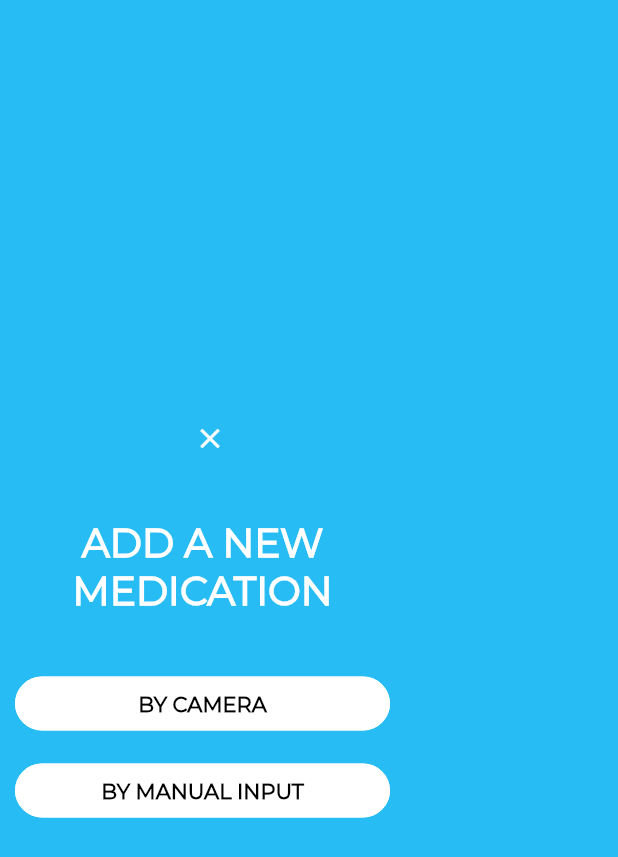
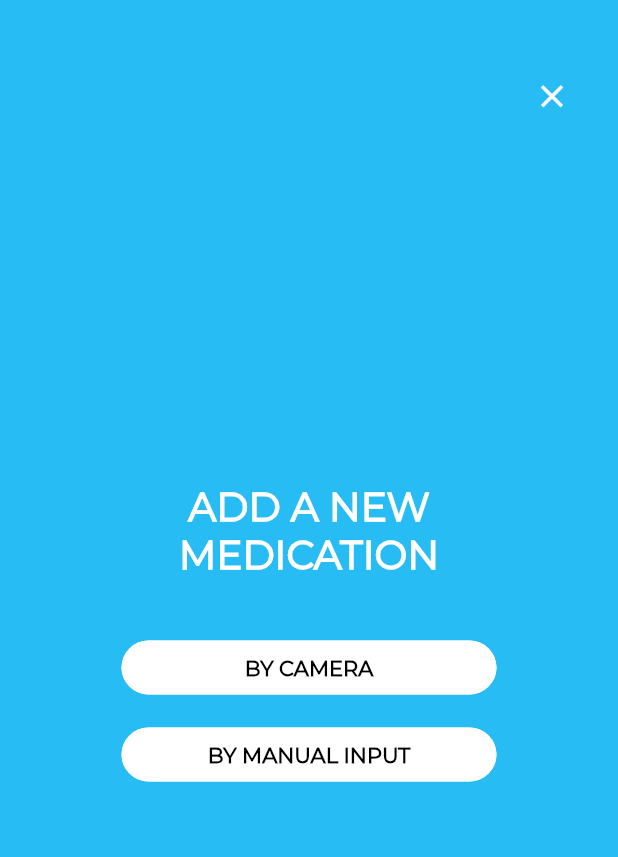
Before and after one commit to longxilin/PillPal, a Flutter app: the screen it shows after launch, item 2 of the bottom bar chosen, on a phone screen of 412 x 824 dp. Shown: the top 857 px of the screen. Run offline on Flutter 3.47's test engine with Material 2 defaults, Android fonts, the phone set to English and light mode, and no system bars; project files that could hold a hidden picture were left out.

Commit message:
Formatting of icons

```diff
--- a/pill_pal/lib/main.dart
+++ b/pill_pal/lib/main.dart
@@ -193,18 +193,26 @@ class _ListPageState extends State<ListPage> {
 class addMed extends StatelessWidget {
   @override
   Widget build(BuildContext context) {
-    final makeBody = Container(
-      child: Column(
-        mainAxisAlignment: MainAxisAlignment.center,
-        children: [
-          IconButton(
-            iconSize: 22,
+    final makeBody = Stack(
+      children:[
+        Align(
+            alignment: Alignment.topRight,
+            child:
+              Padding(
+                padding: EdgeInsets.only(top:40.0, right: 20.0),
+                child: IconButton (
+                  iconSize: 25,
                   icon: Icon(Icons.clear, color: const Color(0xFFFFFFFF)),
-            alignment: Alignment.topRight,
                   onPressed: () {
                     Navigator.pop(context);
                   },
                 ),
+              ),
+        ),
+        Align(
+          child: Column(
+            mainAxisAlignment: MainAxisAlignment.center,
+            children: [
               Padding(
                 padding: EdgeInsets.all(25.0),
                 child: Text(
@@ -261,6 +269,8 @@ class addMed extends StatelessWidget {
               ),
             ],
           ),
+        ),
+      ],
     );
 
     return Scaffold(
```
Also changed, not shown: 1 other file. Lines whose indentation alone changed are shown as unchanged.
